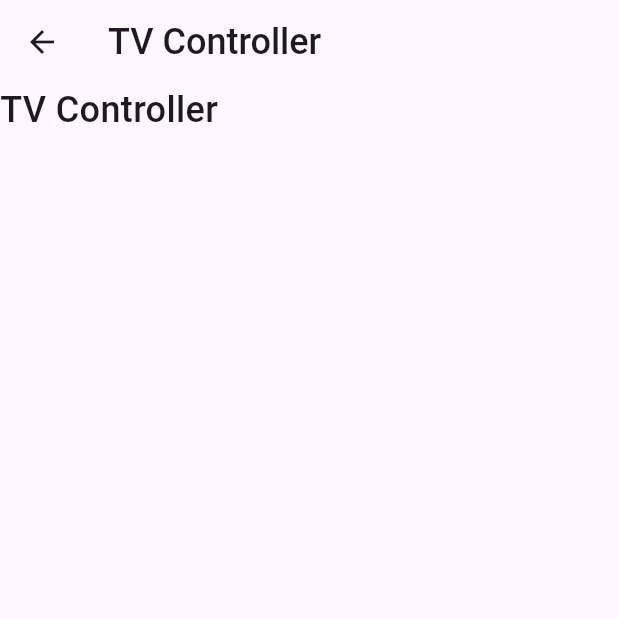
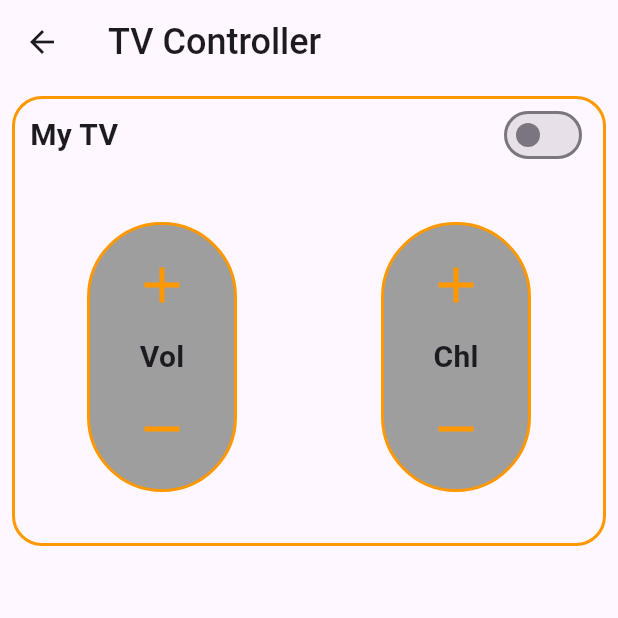
Before and after one commit to akashm936/home_appliances_app, a Flutter app: the TvScreen screen opened directly, on a phone screen of 412 x 824 dp, the top half of it. Run offline on Flutter 3.47's test engine with Material 3 defaults, Android fonts, the light colour scheme and no system bars; our stand-ins replace syncfusion_flutter_sliders.

Commit message:
New Page Tv Controller are Completed

```diff
--- a/lib/ac_screen.dart
+++ b/lib/ac_screen.dart
@@ -49,7 +49,7 @@ class _AcScreenState extends State<AcScreen> {
                             onChanged: (value){
                               setState(() {
                                 isSwitch4 = value;
-                                isSwitch4!=true ? print("Switch is off"): print("Switch is on");
+                                isSwitch4!=true ? print(" AC Switch is off"): print("AC Switch is on");
                               });
                             })
                       ],
--- a/lib/tv_screen.dart
+++ b/lib/tv_screen.dart
@@ -1,15 +1,116 @@
 import 'package:flutter/cupertino.dart';
 import 'package:flutter/material.dart';
 
-class TvScreen extends StatelessWidget{
+class TvScreen extends StatefulWidget{
+  @override
+  State<TvScreen> createState() => _TvScreenState();
+}
+
+class _TvScreenState extends State<TvScreen> {
+
+  bool isSwitch5 = false;
+
   @override
   Widget build(BuildContext context) {
     return Scaffold(
       appBar: AppBar(
         title: Text("TV Controller ", style: TextStyle(fontSize: 24, fontWeight: FontWeight.w500),),
       ),
-      body: Text("TV Controller", style: TextStyle(fontSize: 24, fontWeight: FontWeight.w500),),
+      body: Padding(
+        padding: const EdgeInsets.all(8.0),
+        child: Column(
+          children: [
+            Container(
+              width: double.infinity,
+              height: 300,
+              decoration: BoxDecoration(
+                // color: Colors.lightGreenAccent,
+                  borderRadius: BorderRadius.circular(20),
+                  border: Border.all(
+                    color: Colors.orange,
+                    width: 2,
+                  )
+              ),
+              child: Column(
+                crossAxisAlignment: CrossAxisAlignment.start,
+                children: [
+                  Padding(
+                    padding: const EdgeInsets.only(left: 10.0, right: 10.0),
+                    child: Row(
+                      mainAxisAlignment: MainAxisAlignment.spaceBetween,
+                      children: [
+                        Text("My TV ",style: TextStyle(fontSize: 20, fontWeight: FontWeight.bold),),
+                        Switch(
+                            value: isSwitch5,
+                            activeColor: Colors.orange,
+                            onChanged: (value){
+                              setState(() {
+                                isSwitch5 = value;
+                                isSwitch5!=true ? print("TV Switch is off"): print("TV Switch is on");
+                              });
+                            })
+                      ],
+                    ),
+                  ),
+                  Expanded(
+                    child: Row(
+                      mainAxisAlignment: MainAxisAlignment.spaceAround,
+                      children: [
+                        Container(
+                          width: 100,
+                          height: 180,
+                          decoration: BoxDecoration(
+                            color: Colors.grey,
+                            borderRadius: BorderRadius.circular(50),
+                            border: Border.all(
+                              width: 2,
+                              color: Colors.orange
+                            )
+                          ),
+                          child: Padding(
+                            padding: const EdgeInsets.all(20),
+                            child: Column(
+                              mainAxisAlignment: MainAxisAlignment.spaceBetween,
+                              children: [
+                                Icon(Icons.add,size: 40,color: Colors.orange,),
+                                Text('Vol',style: TextStyle(fontSize: 20, fontWeight: FontWeight.bold),),
+                                Icon(Icons.remove,size: 40,color: Colors.orange,)
+                              ],
+                            ),
+                          ),
+                        ),
+                        Container(
+                          width: 100,
+                          height: 180,
+                          decoration: BoxDecoration(
+                              color: Colors.grey,
+                              borderRadius: BorderRadius.circular(50),
+                              border: Border.all(
+                                  width: 2,
+                                  color: Colors.orange
+                              )
+                          ),
+                          child: Padding(
+                            padding: const EdgeInsets.all(20),
+                            child: Column(
+                              mainAxisAlignment: MainAxisAlignment.spaceBetween,
+                              children: [
+                                Icon(Icons.add,size: 40,color: Colors.orange,),
+                                Text('Chl',style: TextStyle(fontSize: 20, fontWeight: FontWeight.bold),),
+                                Icon(Icons.remove,size: 40,color: Colors.orange,)
+                              ],
+                            ),
+                          ),
+                        )
+                      ],
+                    ),
+                  )
+                ],
+              ),
+            ),
+          ],
+        ),
+      ),
     );
   }
-
 }
```
